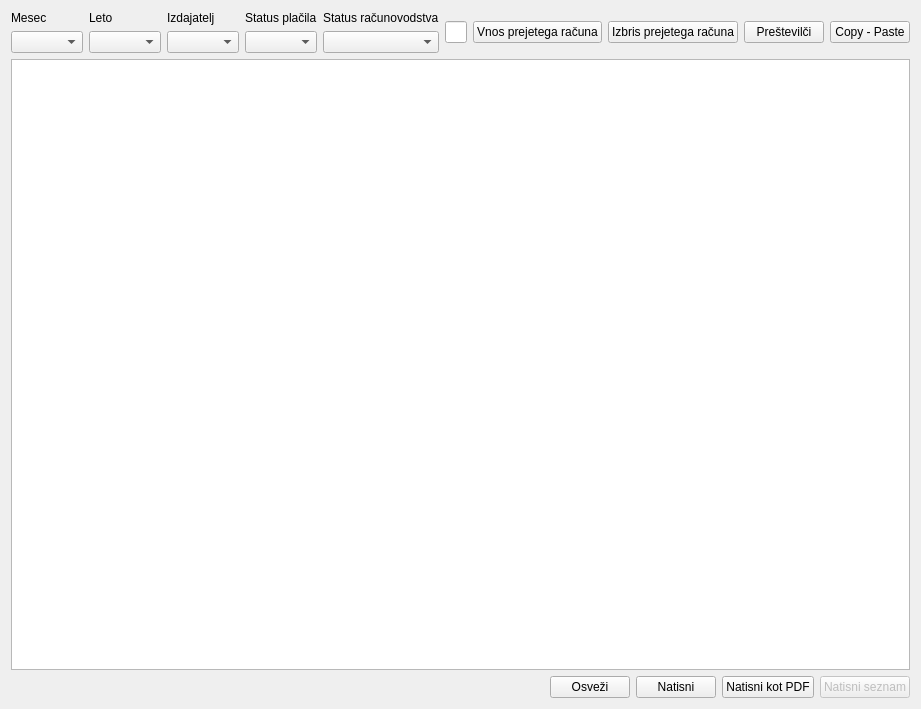
Before: the Qt Designer form wid_prejetiracuni.ui in bubi-luka/BubiRacun, drawn with Qt 5.
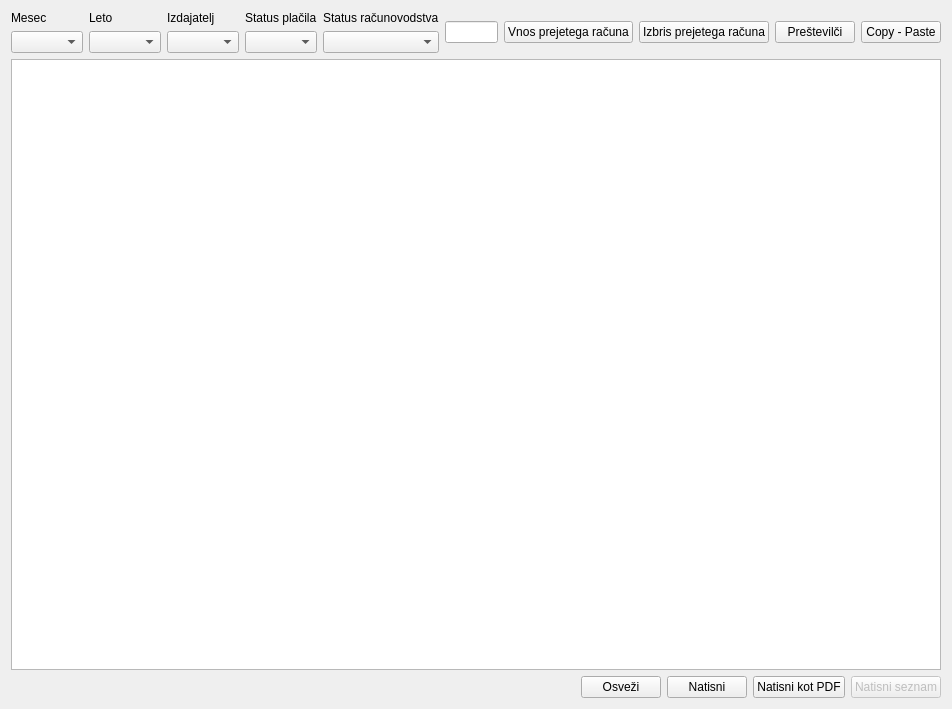
After: the same form once the commit is applied.

Commit message:
SANDY THEME FOR APPLICATION & ALTERNATING ROWS IN TABLES
closes #105

```diff
--- a/wid_prejetiracuni.ui
+++ b/wid_prejetiracuni.ui
@@ -9,7 +9,7 @@
    <rect>
     <x>0</x>
     <y>0</y>
-    <width>858</width>
+    <width>952</width>
     <height>709</height>
    </rect>
   </property>
@@ -137,6 +137,9 @@
      <property name="editTriggers">
       <set>QAbstractItemView::NoEditTriggers</set>
      </property>
+     <property name="alternatingRowColors">
+      <bool>true</bool>
+     </property>
      <property name="selectionMode">
       <enum>QAbstractItemView::ExtendedSelection</enum>
      </property>
```
The commit also changes 33 other files.
